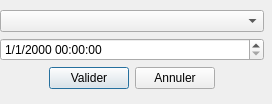
Old version of the form src/Ui/dialog_gribDate.ui in the repository nohal/qtVlm.
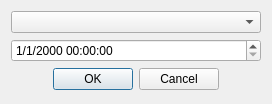
New version of the form.

Commit message: Made all dialogs resize cleanly.

```diff
--- a/src/Ui/dialog_gribDate.ui
+++ b/src/Ui/dialog_gribDate.ui
@@ -19,15 +19,6 @@
   <property name="windowTitle">
    <string>Grib dates</string>
   </property>
-  <widget class="QWidget" name="layoutWidget">
-   <property name="geometry">
-    <rect>
-     <x>0</x>
-     <y>10</y>
-     <width>264</width>
-     <height>82</height>
-    </rect>
-   </property>
    <layout class="QVBoxLayout" name="verticalLayout">
     <item>
      <widget class="QComboBox" name="dateList"/>
@@ -40,57 +31,16 @@
      </widget>
     </item>
     <item>
-     <layout class="QHBoxLayout" name="horizontalLayout">
-      <item>
-       <spacer name="horizontalSpacer">
-        <property name="orientation">
-         <enum>Qt::Horizontal</enum>
-        </property>
-        <property name="sizeHint" stdset="0">
-         <size>
-          <width>40</width>
-          <height>20</height>
-         </size>
-        </property>
-       </spacer>
-      </item>
-      <item>
-       <widget class="QPushButton" name="pushButton">
-        <property name="sizePolicy">
-         <sizepolicy hsizetype="Minimum" vsizetype="Fixed">
-          <horstretch>0</horstretch>
-          <verstretch>0</verstretch>
-         </sizepolicy>
-        </property>
-        <property name="text">
-         <string>Valider</string>
-        </property>
-       </widget>
-      </item>
-      <item>
-       <widget class="QPushButton" name="pushButton_2">
-        <property name="text">
-         <string>Annuler</string>
-        </property>
-       </widget>
-      </item>
-      <item>
-       <spacer name="horizontalSpacer_2">
-        <property name="orientation">
-         <enum>Qt::Horizontal</enum>
-        </property>
-        <property name="sizeHint" stdset="0">
-         <size>
-          <width>40</width>
-          <height>20</height>
-         </size>
-        </property>
-       </spacer>
-      </item>
-     </layout>
-    </item>
-   </layout>
-  </widget>
+    <widget class="QDialogButtonBox" name="buttonBox">
+     <property name="standardButtons">
+      <set>QDialogButtonBox::Cancel|QDialogButtonBox::Ok</set>
+     </property>
+     <property name="centerButtons">
+      <bool>true</bool>
+     </property>
+    </widget>
+   </item>
+  </layout>
  </widget>
  <tabstops>
   <tabstop>dateList</tabstop>
```
Left out of the diff: 66 changed lines with no effect on the pictures. Lines whose indentation alone changed are shown as unchanged. The commit also changes 40 other files.
